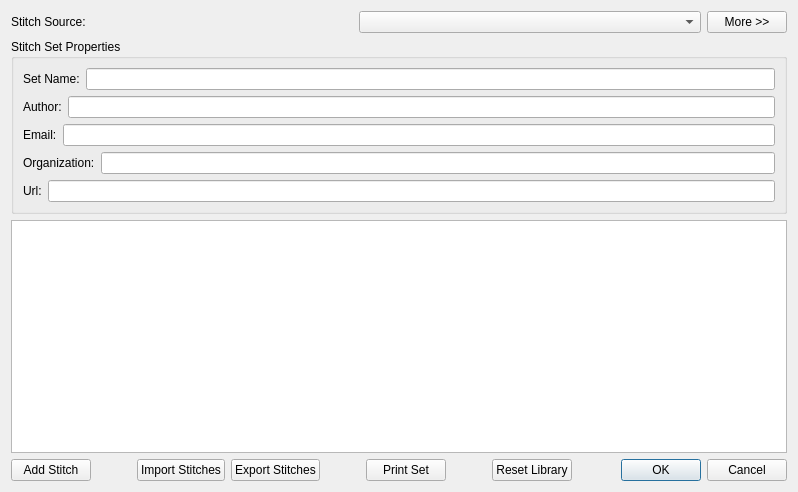
Qt form src/stitchlibrary.ui (iPenguin/CrochetCharts) before a commit.
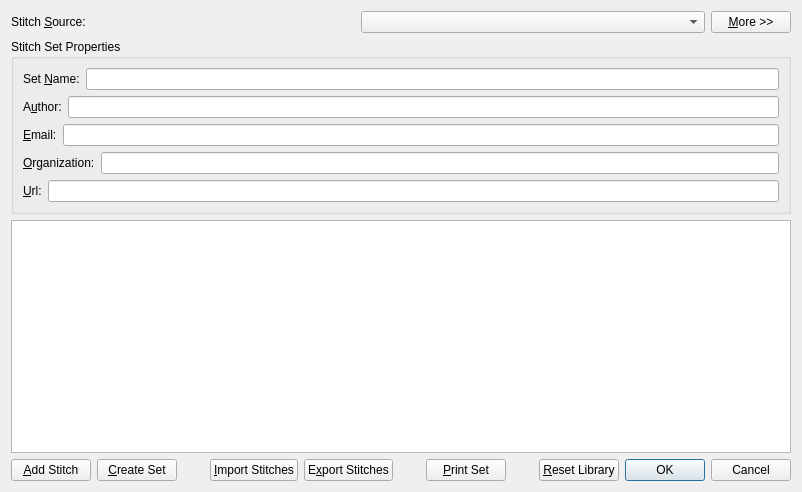
The same form after that commit.

```diff
--- a/src/stitchlibrary.ui
+++ b/src/stitchlibrary.ui
@@ -6,7 +6,7 @@
    <rect>
     <x>0</x>
     <y>0</y>
-    <width>798</width>
+    <width>802</width>
     <height>492</height>
    </rect>
   </property>
@@ -27,7 +27,7 @@
        <item>
         <widget class="QLabel" name="label">
          <property name="text">
-          <string>Stitch Source:</string>
+          <string>Stitch &amp;Source:</string>
          </property>
          <property name="buddy">
           <cstring>stitchSource</cstring>
@@ -46,7 +46,7 @@
           </sizepolicy>
          </property>
          <property name="text">
-          <string>More &gt;&gt;</string>
+          <string>&amp;More &gt;&gt;</string>
          </property>
         </widget>
        </item>
@@ -72,7 +72,7 @@
           <item>
            <widget class="QLabel" name="label_5">
             <property name="text">
-             <string>Set Name:</string>
+             <string>Set &amp;Name:</string>
             </property>
             <property name="buddy">
              <cstring>setName</cstring>
@@ -92,7 +92,7 @@
           <item>
            <widget class="QLabel" name="label_4">
             <property name="text">
-             <string>Author:</string>
+             <string>A&amp;uthor:</string>
             </property>
             <property name="buddy">
              <cstring>author</cstring>
@@ -112,7 +112,7 @@
           <item>
            <widget class="QLabel" name="label_3">
             <property name="text">
-             <string>Email:</string>
+             <string>&amp;Email:</string>
             </property>
             <property name="buddy">
              <cstring>email</cstring>
@@ -132,7 +132,7 @@
           <item>
            <widget class="QLabel" name="label_2">
             <property name="text">
-             <string>Organization:</string>
+             <string>&amp;Organization:</string>
             </property>
             <property name="buddy">
              <cstring>org</cstring>
@@ -152,7 +152,7 @@
           <item>
            <widget class="QLabel" name="label_6">
             <property name="text">
-             <string>Url:</string>
+             <string>&amp;Url:</string>
             </property>
             <property name="buddy">
              <cstring>url</cstring>
@@ -188,7 +188,14 @@
        <item>
         <widget class="QPushButton" name="addStitch">
          <property name="text">
-          <string>Add Stitch</string>
+          <string>&amp;Add Stitch</string>
+         </property>
+        </widget>
+       </item>
+       <item>
+        <widget class="QPushButton" name="createSet">
+         <property name="text">
+          <string>&amp;Create Set</string>
          </property>
         </widget>
        </item>
@@ -211,14 +218,14 @@
        <item>
         <widget class="QPushButton" name="importStitches">
          <property name="text">
-          <string>Import Stitches</string>
+          <string>&amp;Import Stitches</string>
          </property>
         </widget>
        </item>
        <item>
         <widget class="QPushButton" name="exportStitches">
          <property name="text">
-          <string>Export Stitches</string>
+          <string>E&amp;xport Stitches</string>
          </property>
         </widget>
        </item>
@@ -241,7 +248,7 @@
        <item>
         <widget class="QPushButton" name="printSet">
          <property name="text">
-          <string>Print Set</string>
+          <string>&amp;Print Set</string>
          </property>
         </widget>
        </item>
@@ -264,7 +271,7 @@
        <item>
         <widget class="QPushButton" name="resetLibrary">
          <property name="text">
-          <string>Reset Library</string>
+          <string>&amp;Reset Library</string>
          </property>
         </widget>
        </item>
```
